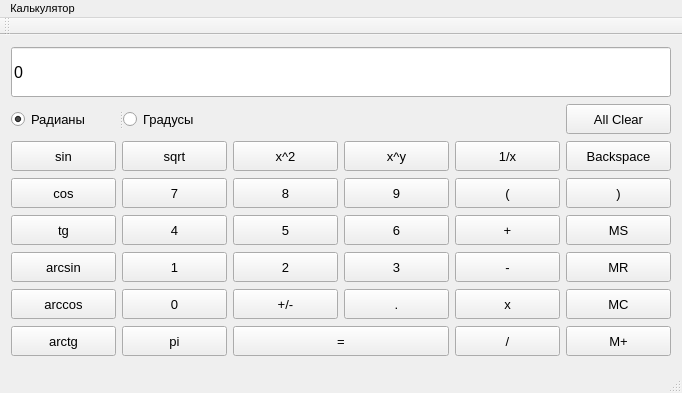
Before: the Qt Designer form mainwindow.ui in meowheh/calc-practika, drawn with Qt 5.
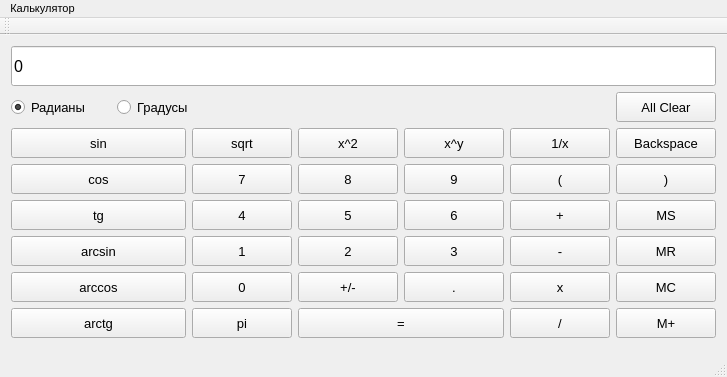
After: the same form once the commit is applied.

Commit message: Добавление ограничение ввода

```diff
--- a/mainwindow.ui
+++ b/mainwindow.ui
@@ -6,8 +6,8 @@
    <rect>
     <x>0</x>
     <y>0</y>
-    <width>682</width>
-    <height>393</height>
+    <width>727</width>
+    <height>377</height>
    </rect>
   </property>
   <property name="font">
@@ -26,11 +26,25 @@
   </property>
   <widget class="QWidget" name="centralWidget">
    <layout class="QGridLayout" name="gridLayout">
-    <item row="1" column="0" colspan="2">
-     <widget class="QSplitter" name="splitter">
-      <property name="orientation">
-       <enum>Qt::Horizontal</enum>
+    <item row="0" column="0" colspan="7">
+     <widget class="QLineEdit" name="lineEdit">
+      <property name="minimumSize">
+       <size>
+        <width>700</width>
+        <height>40</height>
+       </size>
       </property>
+      <property name="font">
+       <font>
+        <pointsize>12</pointsize>
+       </font>
+      </property>
+      <property name="text">
+       <string>0</string>
+      </property>
+     </widget>
+    </item>
+    <item row="1" column="0">
       <widget class="QRadioButton" name="radian">
        <property name="minimumSize">
         <size>
@@ -56,6 +70,8 @@
         <bool>true</bool>
        </property>
       </widget>
+    </item>
+    <item row="1" column="1" colspan="2">
       <widget class="QRadioButton" name="degree">
        <property name="minimumSize">
         <size>
@@ -78,9 +94,32 @@
         <string>Градусы</string>
        </property>
       </widget>
+    </item>
+    <item row="1" column="6">
+     <widget class="QPushButton" name="AC">
+      <property name="minimumSize">
+       <size>
+        <width>100</width>
+        <height>30</height>
+       </size>
+      </property>
+      <property name="maximumSize">
+       <size>
+        <width>16777215</width>
+        <height>16777215</height>
+       </size>
+      </property>
+      <property name="font">
+       <font>
+        <pointsize>10</pointsize>
+       </font>
+      </property>
+      <property name="text">
+       <string>All Clear</string>
+      </property>
      </widget>
     </item>
-    <item row="2" column="0">
+    <item row="2" column="0" colspan="2">
      <widget class="QPushButton" name="sin">
       <property name="minimumSize">
        <size>
@@ -88,6 +127,12 @@
         <height>30</height>
        </size>
       </property>
+      <property name="maximumSize">
+       <size>
+        <width>16777215</width>
+        <height>16777215</height>
+       </size>
+      </property>
       <property name="font">
        <font>
         <pointsize>10</pointsize>
@@ -98,7 +143,7 @@
       </property>
      </widget>
     </item>
-    <item row="2" column="1">
+    <item row="2" column="2">
      <widget class="QPushButton" name="sqrt">
       <property name="minimumSize">
        <size>
@@ -106,6 +151,12 @@
         <height>30</height>
        </size>
       </property>
+      <property name="maximumSize">
+       <size>
+        <width>16777215</width>
+        <height>16777215</height>
+       </size>
+      </property>
       <property name="font">
        <font>
         <pointsize>10</pointsize>
@@ -116,7 +167,7 @@
       </property>
      </widget>
     </item>
-    <item row="2" column="2">
+    <item row="2" column="3">
      <widget class="QPushButton" name="sqr">
       <property name="minimumSize">
        <size>
@@ -140,7 +191,7 @@
       </property>
      </widget>
     </item>
-    <item row="2" column="3">
+    <item row="2" column="4">
      <widget class="QPushButton" name="pow">
       <property name="minimumSize">
        <size>
@@ -164,7 +215,7 @@
       </property>
      </widget>
     </item>
-    <item row="2" column="4">
+    <item row="2" column="5">
      <widget class="QPushButton" name="fraction">
       <property name="minimumSize">
        <size>
@@ -172,6 +223,12 @@
         <height>30</height>
        </size>
       </property>
+      <property name="maximumSize">
+       <size>
+        <width>16777215</width>
+        <height>16777215</height>
+       </size>
+      </property>
       <property name="font">
        <font>
         <pointsize>10</pointsize>
@@ -182,7 +239,7 @@
       </property>
      </widget>
     </item>
-    <item row="2" column="5">
+    <item row="2" column="6">
      <widget class="QPushButton" name="backspace">
       <property name="minimumSize">
        <size>
@@ -190,6 +247,12 @@
         <height>30</height>
        </size>
       </property>
+      <property name="maximumSize">
+       <size>
+        <width>16777215</width>
+        <height>16777215</height>
+       </size>
+      </property>
       <property name="font">
        <font>
         <pointsize>10</pointsize>
@@ -200,7 +263,7 @@
       </property>
      </widget>
     </item>
-    <item row="3" column="0">
+    <item row="3" column="0" colspan="2">
      <widget class="QPushButton" name="cos">
       <property name="minimumSize">
        <size>
@@ -208,6 +271,12 @@
         <height>30</height>
        </size>
       </property>
+      <property name="maximumSize">
+       <size>
+        <width>16777215</width>
+        <height>16777215</height>
+       </size>
+      </property>
       <property name="font">
        <font>
         <pointsize>10</pointsize>
@@ -218,7 +287,7 @@
       </property>
      </widget>
     </item>
-    <item row="3" column="1">
+    <item row="3" column="2">
      <widget class="QPushButton" name="seven">
       <property name="minimumSize">
        <size>
@@ -226,6 +295,12 @@
         <height>30</height>
        </size>
       </property>
+      <property name="maximumSize">
+       <size>
+        <width>16777215</width>
+        <height>16777215</height>
+       </size>
+      </property>
       <property name="font">
        <font>
         <pointsize>10</pointsize>
@@ -236,7 +311,7 @@
       </property>
      </widget>
     </item>
-    <item row="3" column="2">
+    <item row="3" column="3">
      <widget class="QPushButton" name="eight">
       <property name="minimumSize">
        <size>
@@ -260,7 +335,7 @@
       </property>
      </widget>
     </item>
-    <item row="3" column="3">
+    <item row="3" column="4">
      <widget class="QPushButton" name="nine">
       <property name="minimumSize">
        <size>
@@ -284,7 +359,7 @@
       </property>
      </widget>
     </item>
-    <item row="3" column="4">
+    <item row="3" column="5">
      <widget class="QPushButton" name="left_bracket">
       <property name="minimumSize">
        <size>
@@ -292,6 +367,12 @@
         <height>30</height>
        </size>
       </property>
+      <property name="maximumSize">
+       <size>
+        <width>16777215</width>
+        <height>16777215</height>
+       </size>
+      </property>
       <property name="font">
        <font>
         <pointsize>10</pointsize>
@@ -302,7 +383,7 @@
       </property>
      </widget>
     </item>
-    <item row="3" column="5">
+    <item row="3" column="6">
      <widget class="QPushButton" name="right_bracket">
       <property name="minimumSize">
        <size>
@@ -310,6 +391,12 @@
         <height>30</height>
        </size>
       </property>
+      <property name="maximumSize">
+       <size>
+        <width>16777215</width>
+        <height>16777215</height>
+       </size>
+      </property>
       <property name="font">
        <font>
         <pointsize>10</pointsize>
@@ -320,7 +407,7 @@
       </property>
      </widget>
     </item>
-    <item row="4" column="0">
+    <item row="4" column="0" colspan="2">
      <widget class="QPushButton" name="tg">
       <property name="minimumSize">
        <size>
@@ -328,6 +415,12 @@
         <height>30</height>
        </size>
       </property>
+      <property name="maximumSize">
+       <size>
+        <width>16777215</width>
+        <height>16777215</height>
+       </size>
+      </property>
       <property name="font">
        <font>
         <pointsize>10</pointsize>
@@ -338,7 +431,7 @@
       </property>
      </widget>
     </item>
-    <item row="4" column="1">
+    <item row="4" column="2">
      <widget class="QPushButton" name="four">
       <property name="minimumSize">
        <size>
@@ -346,6 +439,12 @@
         <height>30</height>
        </size>
       </property>
+      <property name="maximumSize">
+       <size>
+        <width>16777215</width>
+        <height>16777215</height>
+       </size>
+      </property>
       <property name="font">
        <font>
         <pointsize>10</pointsize>
@@ -356,7 +455,7 @@
       </property>
      </widget>
     </item>
-    <item row="4" column="2">
+    <item row="4" column="3">
      <widget class="QPushButton" name="five">
       <property name="minimumSize">
        <size>
@@ -380,7 +479,7 @@
       </property>
      </widget>
     </item>
-    <item row="4" column="3">
+    <item row="4" column="4">
      <widget class="QPushButton" name="six">
       <property name="minimumSize">
        <size>
@@ -404,7 +503,7 @@
       </property>
      </widget>
     </item>
-    <item row="4" column="4">
+    <item row="4" column="5">
      <widget class="QPushButton" name="plus">
       <property name="minimumSize">
        <size>
@@ -412,6 +511,12 @@
         <height>30</height>
        </size>
       </property>
+      <property name="maximumSize">
+       <size>
+        <width>16777215</width>
+        <height>16777215</height>
+       </size>
+      </property>
       <property name="font">
        <font>
         <pointsize>10</pointsize>
@@ -422,7 +527,7 @@
       </property>
      </widget>
     </item>
-    <item row="4" column="5">
+    <item row="4" column="6">
      <widget class="QPushButton" name="MS">
       <property name="minimumSize">
        <size>
@@ -430,6 +535,12 @@
         <height>30</height>
        </size>
       </property>
+      <property name="maximumSize">
+       <size>
+        <width>16777215</width>
+        <height>16777215</height>
+       </size>
+      </property>
       <property name="font">
        <font>
         <pointsize>10</pointsize>
@@ -440,7 +551,7 @@
       </property>
      </widget>
     </item>
-    <item row="5" column="0">
+    <item row="5" column="0" colspan="2">
      <widget class="QPushButton" name="arcsin">
       <property name="minimumSize">
        <size>
@@ -448,6 +559,12 @@
         <height>30</height>
        </size>
       </property>
+      <property name="maximumSize">
+       <size>
+        <width>16777215</width>
+        <height>16777215</height>
+       </size>
+      </property>
       <property name="font">
        <font>
         <pointsize>10</pointsize>
@@ -458,7 +575,7 @@
       </property>
      </widget>
     </item>
-    <item row="5" column="1">
+    <item row="5" column="2">
      <widget class="QPushButton" name="one">
       <property name="minimumSize">
        <size>
@@ -466,6 +583,12 @@
         <height>30</height>
        </size>
       </property>
+      <property name="maximumSize">
+       <size>
+        <width>16777215</width>
+        <height>16777215</height>
+       </size>
+      </property>
       <property name="font">
        <font>
         <pointsize>10</pointsize>
@@ -476,7 +599,7 @@
       </property>
      </widget>
     </item>
-    <item row="5" column="2">
+    <item row="5" column="3">
      <widget class="QPushButton" name="two">
       <property name="minimumSize">
        <size>
@@ -500,7 +623,7 @@
       </property>
      </widget>
     </item>
-    <item row="5" column="3">
+    <item row="5" column="4">
      <widget class="QPushButton" name="three">
       <property name="minimumSize">
        <size>
@@ -524,7 +647,7 @@
       </property>
      </widget>
     </item>
-    <item row="5" column="4">
+    <item row="5" column="5">
      <widget class="QPushButton" name="minus">
       <property name="minimumSize">
        <size>
@@ -532,6 +655,12 @@
         <height>30</height>
        </size>
       </property>
+      <property name="maximumSize">
+       <size>
+        <width>16777215</width>
+        <height>16777215</height>
+       </size>
+      </property>
       <property name="font">
        <font>
         <pointsize>10</pointsize>
@@ -542,7 +671,7 @@
       </property>
      </widget>
     </item>
-    <item row="5" column="5">
+    <item row="5" column="6">
      <widget class="QPushButton" name="MR">
       <property name="minimumSize">
        <size>
@@ -550,6 +679,12 @@
         <height>30</height>
        </size>
       </property>
+      <property name="maximumSize">
+       <size>
+        <width>16777215</width>
+        <height>16777215</height>
+       </size>
+      </property>
       <property name="font">
        <font>
         <pointsize>10</pointsize>
@@ -560,7 +695,7 @@
       </property>
      </widget>
     </item>
-    <item row="6" column="0">
+    <item row="6" column="0" colspan="2">
      <widget class="QPushButton" name="arccos">
       <property name="minimumSize">
        <size>
@@ -568,6 +703,12 @@
         <height>30</height>
        </size>
       </property>
+      <property name="maximumSize">
+       <size>
+        <width>16777215</width>
+        <height>16777215</height>
+       </size>
+      </property>
       <property name="font">
        <font>
         <pointsize>10</pointsize>
@@ -578,25 +719,31 @@
       </property>
      </widget>
     </item>
-    <item row="6" column="1">
-     <widget class="QPushButton" name="zero">
-      <property name="minimumSize">
-       <size>
-        <width>100</width>
-        <height>30</height>
-       </size>
-      </property>
-      <property name="font">
-       <font>
-        <pointsize>10</pointsize>
-       </font>
-      </property>
-      <property name="text">
-       <string>0</string>
-      </property>
-     </widget>
-    </item>
     <item row="6" column="2">
+     <widget class="QPushButton" name="zero">
+      <property name="minimumSize">
+       <size>
+        <width>100</width>
+        <height>30</height>
+       </size>
+      </property>
+      <property name="maximumSize">
+       <size>
+        <width>16777215</width>
+        <height>16777215</height>
+       </size>
+      </property>
+      <property name="font">
+       <font>
+        <pointsize>10</pointsize>
+       </font>
+      </property>
+      <property name="text">
+       <string>0</string>
+      </property>
+     </widget>
+    </item>
+    <item row="6" column="3">
      <widget class="QPushButton" name="sign">
       <property name="minimumSize">
        <size>
@@ -620,7 +767,7 @@
       </property>
      </widget>
     </item>
-    <item row="6" column="3">
+    <item row="6" column="4">
      <widget class="QPushButton" name="point">
       <property name="minimumSize">
        <size>
@@ -644,7 +791,7 @@
       </property>
      </widget>
     </item>
-    <item row="6" column="4">
+    <item row="6" column="5">
      <widget class="QPushButton" name="mult">
       <property name="minimumSize">
        <size>
@@ -652,6 +799,12 @@
         <height>30</height>
        </size>
       </property>
+      <property name="maximumSize">
+       <size>
+        <width>16777215</width>
+        <height>16777215</height>
+       </size>
+      </property>
       <property name="font">
        <font>
         <pointsize>10</pointsize>
@@ -662,7 +815,7 @@
       </property>
      </widget>
     </item>
-    <item row="6" column="5">
+    <item row="6" column="6">
      <widget class="QPushButton" name="MC">
       <property name="minimumSize">
        <size>
@@ -670,6 +823,12 @@
         <height>30</height>
        </size>
       </property>
+      <property name="maximumSize">
+       <size>
+        <width>16777215</width>
+        <height>16777215</height>
+       </size>
+      </property>
       <property name="font">
        <font>
         <pointsize>10</pointsize>
@@ -680,7 +839,7 @@
       </property>
      </widget>
     </item>
-    <item row="7" column="0">
+    <item row="7" column="0" colspan="2">
      <widget class="QPushButton" name="arctg">
       <property name="minimumSize">
        <size>
@@ -688,6 +847,12 @@
         <height>30</height>
        </size>
       </property>
+      <property name="maximumSize">
+       <size>
+        <width>16777215</width>
+        <height>16777215</height>
+       </size>
+      </property>
       <property name="font">
        <font>
         <pointsize>10</pointsize>
@@ -698,7 +863,7 @@
       </property>
      </widget>
     </item>
-    <item row="7" column="1">
+    <item row="7" column="2">
      <widget class="QPushButton" name="pi">
       <property name="minimumSize">
        <size>
@@ -706,6 +871,12 @@
         <height>30</height>
        </size>
       </property>
+      <property name="maximumSize">
+       <size>
+        <width>16777215</width>
+        <height>16777215</height>
+       </size>
+      </property>
       <property name="font">
        <font>
         <pointsize>10</pointsize>
@@ -716,43 +887,7 @@
       </property>
      </widget>
     </item>
-    <item row="7" column="4">
-     <widget class="QPushButton" name="division">
-      <property name="minimumSize">
-       <size>
-        <width>100</width>
-        <height>30</height>
-       </size>
-      </property>
-      <property name="font">
-       <font>
-        <pointsize>10</pointsize>
-       </font>
-      </property>
-      <property name="text">
-       <string>/</string>
-      </property>
-     </widget>
-    </item>
-    <item row="7" column="5">
-     <widget class="QPushButton" name="memory_plus">
-      <property name="minimumSize">
-       <size>
-        <width>100</width>
-        <height>30</height>
-       </size>
-      </property>
-      <property name="font">
-       <font>
-        <pointsize>10</pointsize>
-       </font>
-      </property>
-      <property name="text">
-       <string>M+</string>
-      </property>
-     </widget>
-    </item>
-    <item row="7" column="2" colspan="2">
+    <item row="7" column="3" colspan="2">
      <widget class="QPushButton" name="result">
       <property name="minimumSize">
        <size>
@@ -782,45 +917,54 @@
       </property>
      </widget>
     </item>
-    <item row="1" column="5">
-     <widget class="QPushButton" name="AC">
+    <item row="7" column="5">
+     <widget class="QPushButton" name="division">
       <property name="minimumSize">
        <size>
         <width>100</width>
         <height>30</height>
        </size>
       </property>
+      <property name="maximumSize">
+       <size>
+        <width>16777215</width>
+        <height>16777215</height>
+       </size>
+      </property>
       <property name="font">
        <font>
         <pointsize>10</pointsize>
        </font>
       </property>
       <property name="text">
-       <string>All Clear</string>
+       <string>/</string>
       </property>
      </widget>
     </item>
-    <item row="0" column="0" colspan="6">
-     <widget class="QLineEdit" name="lineEdit">
-      <property name="enabled">
-       <bool>true</bool>
-      </property>
+    <item row="7" column="6">
+     <widget class="QPushButton" name="memory_plus">
       <property name="minimumSize">
        <size>
-        <width>660</width>
-        <height>50</height>
+        <width>100</width>
+        <height>30</height>
+       </size>
+      </property>
+      <property name="maximumSize">
+       <size>
+        <width>16777215</width>
+        <height>16777215</height>
        </size>
       </property>
       <property name="font">
        <font>
-        <pointsize>12</pointsize>
+        <pointsize>10</pointsize>
        </font>
       </property>
       <property name="focusPolicy">
        <enum>Qt::ClickFocus</enum>
       </property>
       <property name="text">
-       <string>0</string>
+       <string>M+</string>
       </property>
      </widget>
     </item>
@@ -831,7 +975,7 @@
     <rect>
      <x>0</x>
      <y>0</y>
-     <width>682</width>
+     <width>727</width>
      <height>23</height>
     </rect>
    </property>
```
Left out of the diff: 3 changed lines with no effect on the pictures. Lines whose indentation alone changed are shown as unchanged. The commit also changes 2 other files.
